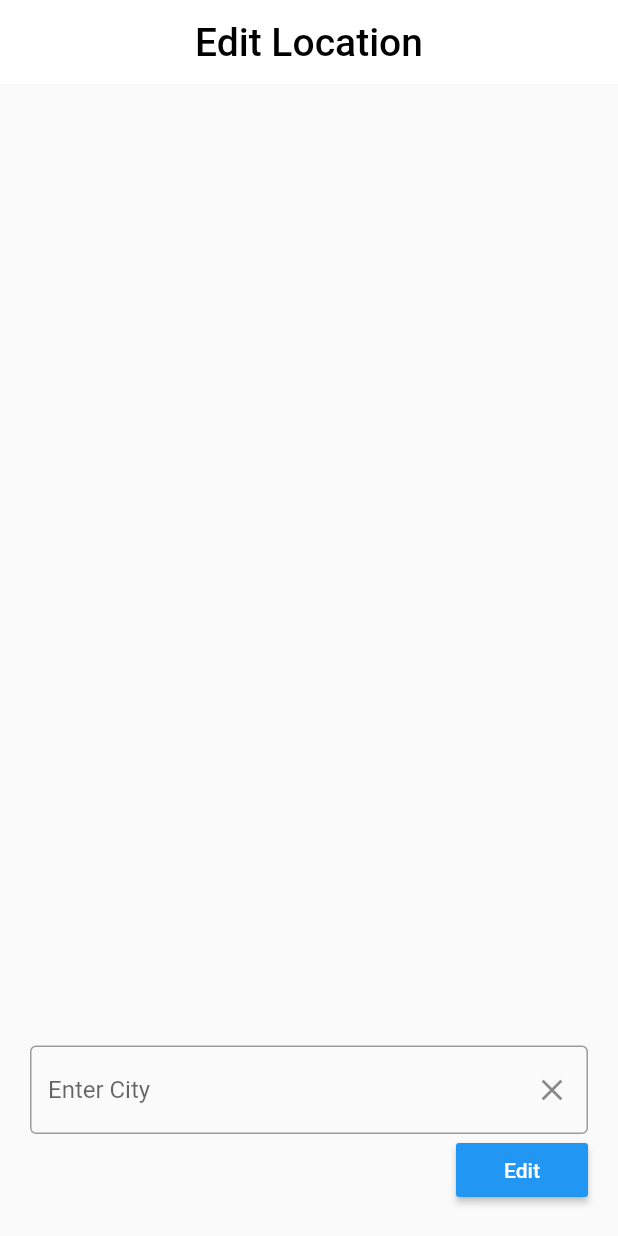
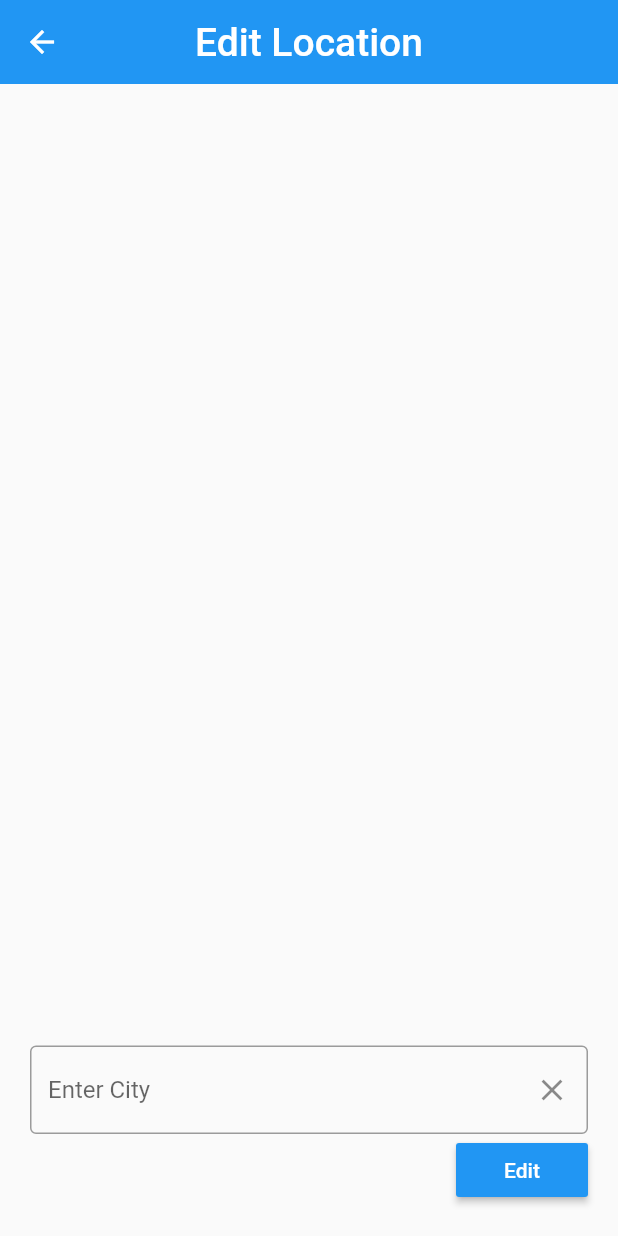
Before and after one commit to winfred56/Weather_app, a Flutter app: the City screen opened by its route, after a tap on "Edit", on a phone screen of 412 x 824 dp. Run offline on Flutter 3.47's test engine with Material 2 defaults, Android fonts, the phone set to English and light mode, and no system bars; our stand-ins replace flutter_spinkit; network calls fail.

Commit message:
:globe_with_meridians: Updating Location

```diff
--- a/lib/pages/City.dart
+++ b/lib/pages/City.dart
@@ -11,6 +11,7 @@ class _CityState extends State<City> {
   final _textController = TextEditingController();
   String newCity = '';
 
+
   @override
   Widget build(BuildContext context) {
     return Scaffold(
@@ -18,13 +19,13 @@ class _CityState extends State<City> {
         title: const Text(
             "Edit Location",
           style: TextStyle(
-            color: Colors.black,
+
             fontSize: 26,
           ),
         ),
         centerTitle: true,
         elevation: 0.0,
-        backgroundColor: Colors.white,
+        // backgroundColor: Colors.white70,
       ),
       body: Padding(
         padding: EdgeInsets.all(20.0),
@@ -51,7 +52,12 @@ class _CityState extends State<City> {
               ),
             ),
             MaterialButton(onPressed: (){
-              setState((){newCity = _textController.text;});
+              setState((){
+                newCity = _textController.text;
+                // Navigator.of(context).push(
+                //   MaterialPageRoute(builder: (context) => Home(newLocation:newCity))
+                // );
+              });
             },
               color: Colors.blue,
               child: const Text(
@@ -65,5 +71,6 @@ class _CityState extends State<City> {
         ),
       ),
     );
+
   }
 }
--- a/lib/pages/Home.dart
+++ b/lib/pages/Home.dart
@@ -3,6 +3,7 @@ import  '../widgets.dart';
 import '../service/weather_api.dart';
 import '../service/weather_api_client.dart';
 import 'package:flutter_spinkit/flutter_spinkit.dart';
+
 
 class Home extends StatefulWidget {
   const Home({Key? key}) : super(key: key);
@@ -20,12 +21,15 @@ class _HomeState extends State<Home> {
 
   }
 Weather? data;
+
   Future<void> getData() async{
-    data = await WeatherApiClient().getWeather('Alhaurín de la Torre');
+    data = await WeatherApiClient().getWeather('Santa Teresa');
+
   }
 
   @override
   Widget build(BuildContext context) {
+
     return Scaffold(
       backgroundColor: Colors.white,
       appBar: AppBar(
@@ -88,7 +92,8 @@ Weather? data;
                       style: TextStyle(
                         fontSize: 25,
                       ),
-                    ))
+                    )),
+
               ],
             );
 
```
